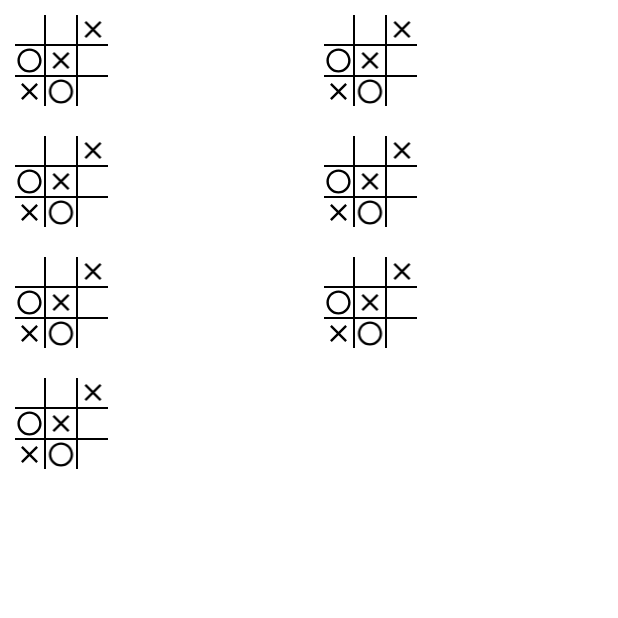
After one commit to HeraEXE/Android-TicTacToe, an Android app: the GameHistoryFragment screen opened through its navigation route, on a phone screen of 412 x 824 dp, the top half of it. The commit adds this screen. Run offline under Robolectric (Android 15) with nearby library versions, the phone set to English and light mode, and no system bars; our stand-ins replace Dagger/Hilt's generated code.

Commit message:
Added game history

```diff
--- a/app/src/main/AndroidManifest.xml
+++ b/app/src/main/AndroidManifest.xml
@@ -3,6 +3,7 @@
     xmlns:tools="http://schemas.android.com/tools">
 
     <application
+        android:name=".application.App"
         android:allowBackup="true"
         android:dataExtractionRules="@xml/data_extraction_rules"
         android:fullBackupContent="@xml/backup_rules"
--- /dev/null
+++ b/app/src/main/java/net/herasevyan/tictactoe/application/App.kt
@@ -0,0 +1,18 @@
+package net.herasevyan.tictactoe.application
+
+import android.app.Application
+import dagger.hilt.android.HiltAndroidApp
+
+@HiltAndroidApp
+class App : Application() {
+
+    val history = listOf(
+        "0,0,1,2,1,0,1,2,0",
+        "0,0,1,2,1,0,1,2,0",
+        "0,0,1,2,1,0,1,2,0",
+        "0,0,1,2,1,0,1,2,0",
+        "0,0,1,2,1,0,1,2,0",
+        "0,0,1,2,1,0,1,2,0",
+        "0,0,1,2,1,0,1,2,0"
+    )
+}
--- /dev/null
+++ b/app/src/main/java/net/herasevyan/tictactoe/ui/base/IntentFragment.kt
@@ -0,0 +1,9 @@
+package net.herasevyan.tictactoe.ui.base
+
+import androidx.annotation.LayoutRes
+import androidx.fragment.app.Fragment
+
+abstract class IntentFragment(@LayoutRes contentLayoutId: Int) : Fragment(contentLayoutId) {
+
+    protected abstract suspend fun updateState()
+}
--- a/app/src/main/java/net/herasevyan/tictactoe/ui/base/BaseViewModel.kt
+++ b/app/src/main/java/net/herasevyan/tictactoe/ui/base/IntentViewModel.kt
@@ -2,7 +2,7 @@ package net.herasevyan.tictactoe.ui.base
 
 import androidx.lifecycle.ViewModel
 
-abstract class BaseViewModel : ViewModel() {
+abstract class IntentViewModel : ViewModel() {
 
     protected abstract fun handleIntent()
 }
--- a/app/src/main/java/net/herasevyan/tictactoe/ui/game/GameFragment.kt
+++ b/app/src/main/java/net/herasevyan/tictactoe/ui/game/GameFragment.kt
@@ -5,7 +5,6 @@ import android.os.Bundle
 import android.view.View
 import android.widget.ImageView
 import androidx.core.view.isVisible
-import androidx.fragment.app.Fragment
 import androidx.fragment.app.viewModels
 import androidx.lifecycle.Lifecycle
 import androidx.lifecycle.lifecycleScope
@@ -14,8 +13,9 @@ import kotlinx.coroutines.delay
 import kotlinx.coroutines.launch
 import net.herasevyan.tictactoe.R
 import net.herasevyan.tictactoe.databinding.FragmentGameBinding
+import net.herasevyan.tictactoe.ui.base.IntentFragment
 
-class GameFragment : Fragment(R.layout.fragment_game) {
+class GameFragment : IntentFragment(R.layout.fragment_game) {
 
     companion object {
         private const val ANIMATION_DURATION = 300L
@@ -56,26 +56,28 @@ class GameFragment : Fragment(R.layout.fragment_game) {
             )
 
             viewLifecycleOwner.lifecycleScope.launch {
-
                 viewModel.intent.send(GameIntent.Restore)
-
-                viewLifecycleOwner.lifecycle.repeatOnLifecycle(Lifecycle.State.STARTED) {
-                    viewModel.state.collect { state ->
-                        when (state) {
-                            is GameState.Inactive -> Unit
-                            is GameState.ClearField -> clear()
-                            is GameState.UpdateMove -> updateMove(state)
-                            is GameState.Restore -> restore(state)
-                        }
-                    }
-                }
+                updateState()
             }
         }
     }
 
     override fun onDestroyView() {
+        bindingNullable = null
         super.onDestroyView()
-        bindingNullable = null
+    }
+
+    override suspend fun updateState() {
+        viewLifecycleOwner.lifecycle.repeatOnLifecycle(Lifecycle.State.STARTED) {
+            viewModel.state.collect { state ->
+                when (state) {
+                    is GameState.Inactive -> Unit
+                    is GameState.ClearField -> binding.clear()
+                    is GameState.UpdateMove -> updateMove(state)
+                    is GameState.Restore -> restore(state)
+                }
+            }
+        }
     }
 
     private suspend fun FragmentGameBinding.adjustField() {
@@ -115,7 +117,7 @@ class GameFragment : Fragment(R.layout.fragment_game) {
     }
 
     private fun updateMove(state: GameState.UpdateMove) {
-        state.isPrevPlayer1?.let { state.imageView.animateScaleInFadeIn(it) }
+        state.wasXTurn?.let { state.imageView.animateScaleInFadeIn(it) }
         binding.checkWinner(state.winner)
     }
 
@@ -125,8 +127,8 @@ class GameFragment : Fragment(R.layout.fragment_game) {
             resultTv.animateFadeIn()
         }
         when (winner) {
-            Winner.X -> resultTv.text = "Player 1 won"
-            Winner.O -> resultTv.text = "Player 2 won"
+            Winner.X -> resultTv.text = "Player X won"
+            Winner.O -> resultTv.text = "Player O won"
             Winner.DRAW -> resultTv.text = "Draw"
             Winner.NONE -> Unit
         }
@@ -142,11 +144,11 @@ class GameFragment : Fragment(R.layout.fragment_game) {
         dimmerView.animateFadeOut()
     }
 
-    private fun ImageView.animateScaleInFadeIn(isCurrentPlayer1: Boolean) {
+    private fun ImageView.animateScaleInFadeIn(wasXTurn: Boolean) {
         alpha = 0f
         scaleX = 0f
         scaleY = 0f
-        setImageResource(if (isCurrentPlayer1) R.drawable.ic_cross else R.drawable.ic_circle)
+        setImageResource(if (wasXTurn) R.drawable.ic_cross else R.drawable.ic_circle)
         animate()
             .setDuration(ANIMATION_DURATION)
             .alphaBy(0f)
--- a/app/src/main/java/net/herasevyan/tictactoe/ui/game/GameState.kt
+++ b/app/src/main/java/net/herasevyan/tictactoe/ui/game/GameState.kt
@@ -6,5 +6,5 @@ sealed class GameState {
     object Inactive : GameState()
     object ClearField : GameState()
     class Restore(val winner: Winner, val flattenGameField: List<Int>) : GameState()
-    class UpdateMove(val imageView: ImageView, val winner: Winner, val isPrevPlayer1: Boolean?) : GameState()
+    class UpdateMove(val imageView: ImageView, val winner: Winner, val wasXTurn: Boolean?) : GameState()
 }
--- a/app/src/main/java/net/herasevyan/tictactoe/ui/game/GameViewModel.kt
+++ b/app/src/main/java/net/herasevyan/tictactoe/ui/game/GameViewModel.kt
@@ -7,9 +7,9 @@ import kotlinx.coroutines.flow.MutableStateFlow
 import kotlinx.coroutines.flow.StateFlow
 import kotlinx.coroutines.flow.consumeAsFlow
 import kotlinx.coroutines.launch
-import net.herasevyan.tictactoe.ui.base.BaseViewModel
+import net.herasevyan.tictactoe.ui.base.IntentViewModel
 
-class GameViewModel(private val savedStateHandle: SavedStateHandle) : BaseViewModel() {
+class GameViewModel(private val savedStateHandle: SavedStateHandle) : IntentViewModel() {
 
     companion object {
         private const val GAME = "game"
@@ -23,8 +23,8 @@ class GameViewModel(private val savedStateHandle: SavedStateHandle) : BaseViewMo
 
     private var game: TicTacToeGame
     get() = savedStateHandle[GAME] ?: TicTacToeGame().also {
-            savedStateHandle[GAME] = it
-        }
+        savedStateHandle[GAME] = it
+    }
     set(value) { savedStateHandle[GAME] = value }
 
     init { handleIntent() }
@@ -46,12 +46,12 @@ class GameViewModel(private val savedStateHandle: SavedStateHandle) : BaseViewMo
     }
 
     private fun makeMove(intent: GameIntent.MakeMove) {
-        val isPrevPlayer1 = game.isXTurn
+        val wasXTurn = game.isXTurn
         val winner = game.makeMove(intent.row, intent.column)
         mutableState.value = GameState.UpdateMove(
             intent.imageView,
             winner,
-            if (isPrevPlayer1 != game.isXTurn) isPrevPlayer1 else null
+            if (wasXTurn != game.isXTurn) wasXTurn else null
         )
 
     }
--- a/app/src/main/java/net/herasevyan/tictactoe/ui/game/TicTacToeGame.kt
+++ b/app/src/main/java/net/herasevyan/tictactoe/ui/game/TicTacToeGame.kt
@@ -2,10 +2,7 @@ package net.herasevyan.tictactoe.ui.game
 
 import android.os.Parcel
 import android.os.Parcelable
-import net.herasevyan.tictactoe.ui.game.Winner.NONE
-import net.herasevyan.tictactoe.ui.game.Winner.X
-import net.herasevyan.tictactoe.ui.game.Winner.O
-import net.herasevyan.tictactoe.ui.game.Winner.DRAW
+import net.herasevyan.tictactoe.ui.game.Winner.*
 
 class TicTacToeGame() : Parcelable {
 
--- /dev/null
+++ b/app/src/main/java/net/herasevyan/tictactoe/ui/game_history/GameHistoryAdapter.kt
@@ -0,0 +1,96 @@
+package net.herasevyan.tictactoe.ui.game_history
+
+import android.annotation.SuppressLint
+import android.view.LayoutInflater
+import android.view.ViewGroup
+import androidx.recyclerview.widget.RecyclerView
+import kotlinx.coroutines.delay
+import kotlinx.coroutines.launch
+import net.herasevyan.tictactoe.R
+import net.herasevyan.tictactoe.databinding.ItemGameHistoryBinding
+import net.herasevyan.tictactoe.util.viewScope
+
+class GameHistoryAdapter : RecyclerView.Adapter<GameHistoryAdapter.ViewHolder>() {
+
+    private val items = mutableListOf<String>()
+
+    @SuppressLint("NotifyDataSetChanged")
+    fun updateItems(items: List<String>) {
+        this.items.clear()
+        this.items.addAll(items)
+        notifyDataSetChanged()
+    }
+
+    override fun onCreateViewHolder(parent: ViewGroup, viewType: Int): ViewHolder {
+        val inflater = LayoutInflater.from(parent.context)
+        val binding = ItemGameHistoryBinding.inflate(inflater, parent, false)
+        return ViewHolder(binding)
+    }
+
+    override fun onBindViewHolder(holder: ViewHolder, position: Int) {
+        holder.bind(items[position])
+    }
+
+    override fun getItemCount() = items.size
+
+    class ViewHolder(private val binding: ItemGameHistoryBinding) : RecyclerView.ViewHolder(binding.root) {
+
+        private val itemImgList = binding.run {
+            listOf(
+                item00Img, item01Img, item02Img,
+                item10Img, item11Img, item12Img,
+                item20Img, item21Img, item22Img
+            )
+        }
+
+        init {
+            binding.root.viewScope.launch {
+                binding.adjustField()
+            }
+        }
+
+        fun bind(flattenFieldStr: String) {
+            val flattenGameField = flattenFieldStr.split(',').map { it.toInt() }
+            for (i in flattenGameField.indices) {
+                when (flattenGameField[i]) {
+                    1 -> itemImgList[i].setImageResource(R.drawable.ic_cross)
+                    2 -> itemImgList[i].setImageResource(R.drawable.ic_circle)
+                }
+            }
+        }
+
+        private suspend fun ItemGameHistoryBinding.adjustField() {
+            delay(100)
+
+            val row0Params = row0Layout.layoutParams
+            val row1Params = row1Layout.layoutParams
+            val row2Params = row2Layout.layoutParams
+            val row1ViewParams= row1View.layoutParams
+            val row2ViewParams = row2View.layoutParams
+
+            val width = row0Layout.width / 3
+
+            row0Params.width = width
+            row1Params.width = width
+            row2Params.width = width
+            row1ViewParams.width = width
+            row2ViewParams.width = width
+
+            row0Layout.layoutParams = row0Params
+            row1Layout.layoutParams = row1Params
+            row2Layout.layoutParams = row2Params
+            row1View.layoutParams = row1ViewParams
+            row2View.layoutParams = row2ViewParams
+
+            delay(100)
+
+            row0Params.height = item00Img.width
+            row1Params.height = item00Img.width
+            row2Params.height = item00Img.width
+
+            row0Layout.layoutParams = row0Params
+            row1Layout.layoutParams = row1Params
+            row2Layout.layoutParams = row2Params
+        }
+    }
+}
--- /dev/null
+++ b/app/src/main/java/net/herasevyan/tictactoe/ui/game_history/GameHistoryFragment.kt
@@ -0,0 +1,33 @@
+package net.herasevyan.tictactoe.ui.game_history
+
+import android.os.Bundle
+import android.view.View
+import androidx.fragment.app.Fragment
+import androidx.recyclerview.widget.GridLayoutManager
+import androidx.recyclerview.widget.LinearLayoutManager
+import net.herasevyan.tictactoe.R
+import net.herasevyan.tictactoe.application.App
+import net.herasevyan.tictactoe.databinding.FragmentGameHistoryBinding
+
+class GameHistoryFragment : Fragment(R.layout.fragment_game_history) {
+
+    private var bindingNullable: FragmentGameHistoryBinding? = null
+    private val binding: FragmentGameHistoryBinding get() = bindingNullable!!
+
+    private val adapter = GameHistoryAdapter()
+
+    override fun onViewCreated(view: View, savedInstanceState: Bundle?) {
+        super.onViewCreated(view, savedInstanceState)
+        bindingNullable = FragmentGameHistoryBinding.bind(view)
+
+        binding.historyRecyclerView.layoutManager = GridLayoutManager(requireContext(), 2)
+        binding.historyRecyclerView.adapter = adapter
+
+        adapter.updateItems((activity?.application as App).history)
+    }
+
+    override fun onDestroyView() {
+        bindingNullable = null
+        super.onDestroyView()
+    }
+}
--- a/app/src/main/java/net/herasevyan/tictactoe/ui/menu/MenuFragment.kt
+++ b/app/src/main/java/net/herasevyan/tictactoe/ui/menu/MenuFragment.kt
@@ -19,10 +19,14 @@ class MenuFragment : Fragment(R.layout.fragment_menu) {
         binding.startBtn.setOnClickListener {
             findNavController().navigate(R.id.from_menu_to_game)
         }
+
+        binding.historyBtn.setOnClickListener {
+            findNavController().navigate(R.id.from_menu_to_game_history)
+        }
     }
 
     override fun onDestroyView() {
+        bindingNullable = null
         super.onDestroyView()
-        bindingNullable = null
     }
 }
--- /dev/null
+++ b/app/src/main/java/net/herasevyan/tictactoe/util/ViewScope.kt
@@ -0,0 +1,54 @@
+package net.herasevyan.tictactoe.util
+
+import android.util.Log
+import android.view.View
+import androidx.core.view.ViewCompat
+import kotlinx.coroutines.CoroutineScope
+import kotlinx.coroutines.Dispatchers
+import kotlinx.coroutines.SupervisorJob
+import kotlinx.coroutines.cancel
+import net.herasevyan.tictactoe.R
+import java.io.Closeable
+import kotlin.coroutines.CoroutineContext
+
+private const val KEY_VIEW_SCOPE = R.id.view_scope
+private const val LOG_TAG = "ViewScope"
+
+val View.viewScope: CoroutineScope
+    get() {
+        getTag(KEY_VIEW_SCOPE)?.let {
+            if (it is CoroutineScope)
+                return it
+            else
+                Log.e(LOG_TAG, "check why the value of KEY_VIEW_SCOPE is ${it.javaClass.name}")
+        }
+
+        val scope = CloseableCoroutineScope(SupervisorJob() + Dispatchers.Main.immediate)
+        setTag(KEY_VIEW_SCOPE, scope)
+
+        if (!ViewCompat.isAttachedToWindow(this)) {
+            Log.w(LOG_TAG,
+                "Creating a CoroutineScope before ${javaClass.name} attaches to a window. " +
+                        "Coroutine jobs won't be canceled if the view has never been attached to a window.")
+        }
+
+        addOnAttachStateChangeListener(object : View.OnAttachStateChangeListener {
+            override fun onViewAttachedToWindow(view: View) {}
+
+            override fun onViewDetachedFromWindow(view: View) {
+                removeOnAttachStateChangeListener(this)
+                setTag(KEY_VIEW_SCOPE, null)
+                scope.close()
+            }
+        })
+
+        return scope
+    }
+
+internal class CloseableCoroutineScope(context: CoroutineContext) : Closeable, CoroutineScope {
+    override val coroutineContext: CoroutineContext = context
+
+    override fun close() {
+        coroutineContext.cancel()
+    }
+}
--- /dev/null
+++ b/app/src/main/res/layout/fragment_game_history.xml
@@ -0,0 +1,5 @@
+<?xml version="1.0" encoding="utf-8"?>
+<androidx.recyclerview.widget.RecyclerView xmlns:android="http://schemas.android.com/apk/res/android"
+    android:id="@+id/history_recycler_view"
+    android:layout_width="match_parent"
+    android:layout_height="match_parent"/>
--- a/app/src/main/res/layout/fragment_menu.xml
+++ b/app/src/main/res/layout/fragment_menu.xml
@@ -13,4 +13,12 @@
         android:text="start"
         android:textColor="@color/white" />
 
+    <androidx.appcompat.widget.AppCompatButton
+        android:id="@+id/history_btn"
+        android:layout_width="wrap_content"
+        android:layout_height="wrap_content"
+        android:backgroundTint="@color/black"
+        android:text="history"
+        android:textColor="@color/white" />
+
 </LinearLayout>
--- /dev/null
+++ b/app/src/main/res/layout/item_game_history.xml
@@ -0,0 +1,129 @@
+<?xml version="1.0" encoding="utf-8"?>
+<LinearLayout xmlns:android="http://schemas.android.com/apk/res/android"
+    android:layout_width="match_parent"
+    android:layout_height="wrap_content"
+    android:background="@color/white"
+    android:orientation="vertical"
+    android:padding="10dp">
+
+    <LinearLayout
+        android:id="@+id/row0_layout"
+        android:layout_width="match_parent"
+        android:layout_height="wrap_content"
+        android:orientation="horizontal">
+
+        <androidx.appcompat.widget.AppCompatImageView
+            android:id="@+id/item00_img"
+            android:layout_width="0dp"
+            android:layout_height="match_parent"
+            android:layout_weight="1" />
+
+        <View
+            android:layout_width="1dp"
+            android:layout_height="match_parent"
+            android:background="@color/black" />
+
+        <androidx.appcompat.widget.AppCompatImageView
+            android:id="@+id/item01_img"
+            android:layout_width="0dp"
+            android:layout_height="match_parent"
+            android:layout_weight="1" />
+
+        <View
+            android:layout_width="1dp"
+            android:layout_height="match_parent"
+            android:background="@color/black" />
+
+        <androidx.appcompat.widget.AppCompatImageView
+            android:id="@+id/item02_img"
+            android:layout_width="0dp"
+            android:layout_height="match_parent"
+            android:layout_weight="1" />
+
+    </LinearLayout>
+
+    <View
+        android:id="@+id/row1_view"
+        android:layout_width="match_parent"
+        android:layout_height="1dp"
+        android:background="@color/black" />
+
+    <LinearLayout
+        android:id="@+id/row1_layout"
+        android:layout_width="match_parent"
+        android:layout_height="wrap_content"
+        android:orientation="horizontal">
+
+        <androidx.appcompat.widget.AppCompatImageView
+            android:id="@+id/item10_img"
+            android:layout_width="0dp"
+            android:layout_height="match_parent"
+            android:layout_weight="1" />
+
+        <View
+            android:layout_width="1dp"
+            android:layout_height="match_parent"
+            android:background="@color/black" />
+
+        <androidx.appcompat.widget.AppCompatImageView
+            android:id="@+id/item11_img"
+            android:layout_width="0dp"
+            android:layout_height="match_parent"
+            android:layout_weight="1" />
+
+        <View
+            android:layout_width="1dp"
+            android:layout_height="match_parent"
+            android:background="@color/black" />
+
+        <androidx.appcompat.widget.AppCompatImageView
+            android:id="@+id/item12_img"
+            android:layout_width="0dp"
+            android:layout_height="match_parent"
+            android:layout_weight="1" />
+
+    </LinearLayout>
+
+    <View
+        android:id="@+id/row2_view"
+        android:layout_width="match_parent"
+        android:layout_height="1dp"
+        android:background="@color/black" />
+
+    <LinearLayout
+        android:id="@+id/row2_layout"
+        android:layout_width="match_parent"
+        android:layout_height="wrap_content"
+        android:orientation="horizontal">
+
+        <androidx.appcompat.widget.AppCompatImageView
+            android:id="@+id/item20_img"
+            android:layout_width="0dp"
+            android:layout_height="match_parent"
+            android:layout_weight="1" />
+
+        <View
+            android:layout_width="1dp"
+            android:layout_height="match_parent"
+            android:background="@color/black" />
+
+        <androidx.appcompat.widget.AppCompatImageView
+            android:id="@+id/item21_img"
+            android:layout_width="0dp"
+            android:layout_height="match_parent"
+            android:layout_weight="1" />
+
+        <View
+            android:layout_width="1dp"
+            android:layout_height="match_parent"
+            android:background="@color/black" />
+
+        <androidx.appcompat.widget.AppCompatImageView
+            android:id="@+id/item22_img"
+            android:layout_width="0dp"
+            android:layout_height="match_parent"
+            android:layout_weight="1" />
+
+    </LinearLayout>
+
+</LinearLayout>
--- a/app/src/main/res/navigation/nav_graph.xml
+++ b/app/src/main/res/navigation/nav_graph.xml
@@ -8,10 +8,17 @@
     <fragment
         android:id="@+id/menuFragment"
         android:name="net.herasevyan.tictactoe.ui.menu.MenuFragment"
-        tools:layout="@layout/fragment_menu" >
+        tools:layout="@layout/fragment_menu">
         <action
             android:id="@+id/from_menu_to_game"
             app:destination="@id/gameFragment"
+            app:enterAnim="@anim/fade_in"
+            app:exitAnim="@anim/fade_out"
+            app:popEnterAnim="@anim/fade_in"
+            app:popExitAnim="@anim/fade_out" />
+        <action
+            android:id="@+id/from_menu_to_game_history"
+            app:destination="@id/gameHistoryFragment"
             app:enterAnim="@anim/fade_in"
             app:exitAnim="@anim/fade_out"
             app:popEnterAnim="@anim/fade_in"
@@ -21,4 +28,8 @@
         android:id="@+id/gameFragment"
         android:name="net.herasevyan.tictactoe.ui.game.GameFragment"
         tools:layout="@layout/fragment_game" />
+    <fragment
+        android:id="@+id/gameHistoryFragment"
+        android:name="net.herasevyan.tictactoe.ui.game_history.GameHistoryFragment"
+        tools:layout="@layout/fragment_game_history" />
 </navigation>
--- /dev/null
+++ b/app/src/main/res/values/ids.xml
@@ -0,0 +1,5 @@
+<?xml version="1.0" encoding="utf-8"?>
+<resources>
+    <!-- used by ViewScope (View.viewScope) to keep an instance of CoroutineScope -->
+    <item type="id" name="view_scope" />
+</resources>
--- a/build.gradle
+++ b/build.gradle
@@ -2,4 +2,7 @@ plugins {
     id 'com.android.application' version '7.3.1' apply false
     id 'com.android.library' version '7.3.1' apply false
     id 'org.jetbrains.kotlin.android' version '1.7.20' apply false
+
+    // DI
+    id 'com.google.dagger.hilt.android' version '2.44' apply false
 }
```
Also changed, not shown: app/build.gradle (+17 -0 lines).
